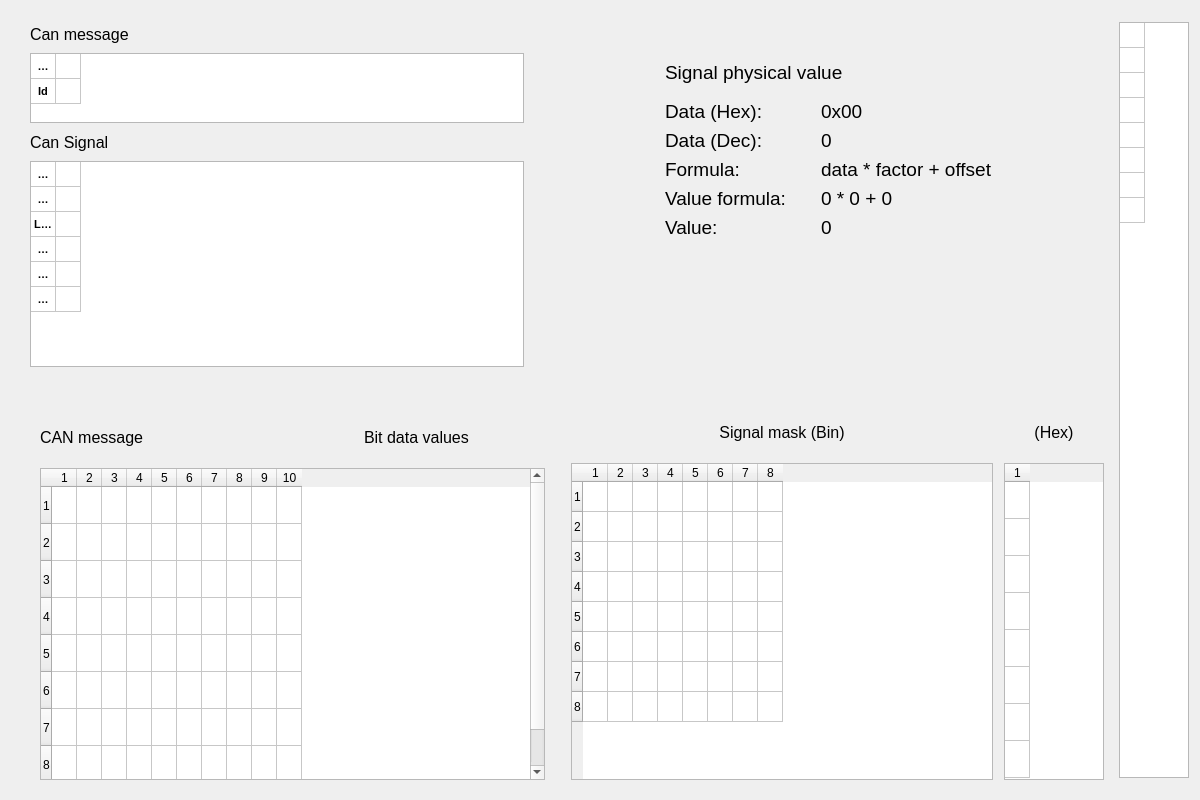
Above: BusConfigUI/CanMessageSimulator.ui from Patryk-97/BusConfig before the change. Below: the same form after it.
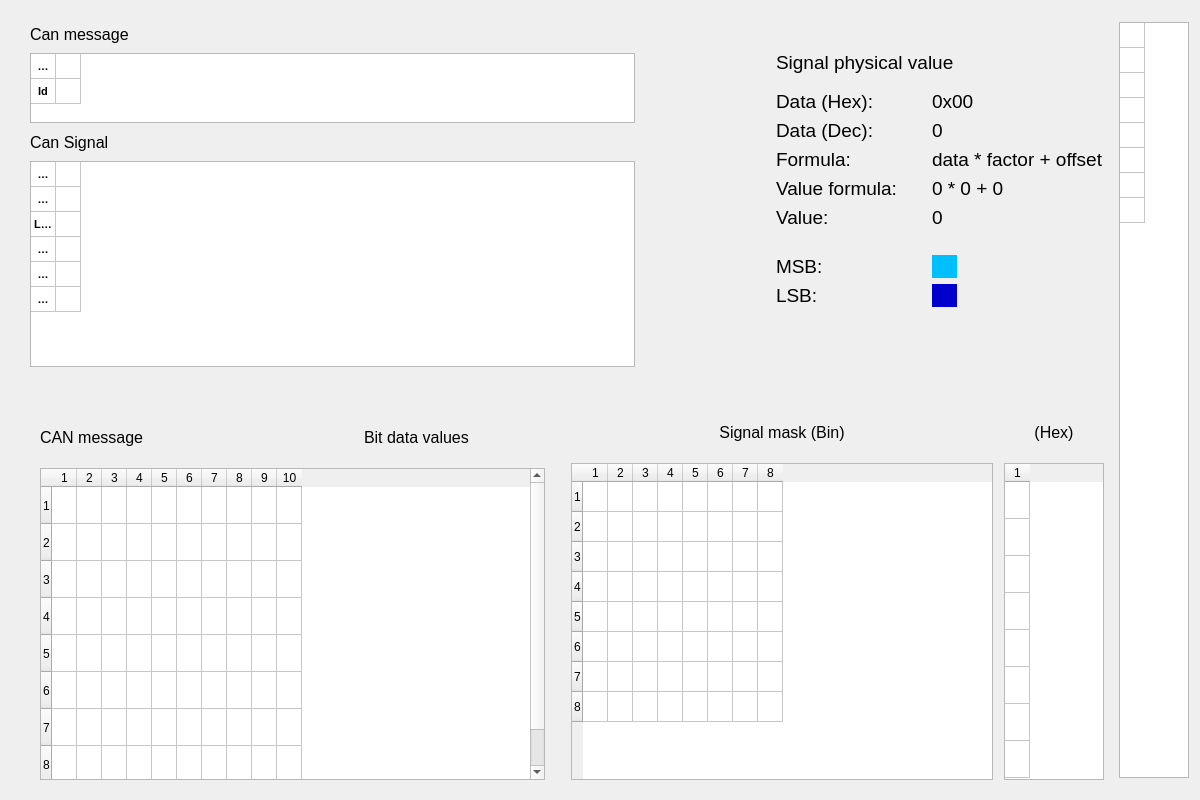
That is the form after the change.

Commit message: Added labels to msb and lsb

Diff of the .ui file:
```diff
--- a/BusConfigUI/CanMessageSimulator.ui
+++ b/BusConfigUI/CanMessageSimulator.ui
@@ -29,7 +29,7 @@
     <number>0</number>
    </property>
    <item row="0" column="0">
-    <layout class="QHBoxLayout" name="horizontalLayout_4" stretch="1,1">
+    <layout class="QHBoxLayout" name="horizontalLayout_4" stretch="1,0">
      <item>
       <layout class="QVBoxLayout" name="verticalLayout" stretch="1,2,1,8">
        <property name="leftMargin">
@@ -386,11 +386,33 @@
          <number>60</number>
         </property>
         <property name="topMargin">
-         <number>50</number>
+         <number>40</number>
         </property>
         <property name="bottomMargin">
-         <number>100</number>
+         <number>20</number>
         </property>
+        <item row="3" column="0" colspan="2">
+         <widget class="QLabel" name="label_12">
+          <property name="font">
+           <font>
+            <pointsize>14</pointsize>
+            <weight>50</weight>
+            <bold>false</bold>
+            <underline>false</underline>
+            <strikeout>false</strikeout>
+           </font>
+          </property>
+          <property name="styleSheet">
+           <string notr="true">QLabel {
+	margin-left: 40px;
+	margin-bottom: 10px;
+}</string>
+          </property>
+          <property name="text">
+           <string>Signal physical value</string>
+          </property>
+         </widget>
+        </item>
         <item row="4" column="0">
          <widget class="QLabel" name="label">
           <property name="font">
@@ -554,25 +576,96 @@
           </property>
          </widget>
         </item>
-        <item row="3" column="0" colspan="2">
-         <widget class="QLabel" name="label_12">
+        <item row="9" column="0">
+         <widget class="QLabel" name="label_15">
+          <property name="text">
+           <string/>
+          </property>
+         </widget>
+        </item>
+        <item row="10" column="0">
+         <widget class="QLabel" name="label_6">
           <property name="font">
            <font>
             <pointsize>14</pointsize>
-            <weight>50</weight>
-            <bold>false</bold>
-            <underline>false</underline>
-            <strikeout>false</strikeout>
            </font>
           </property>
           <property name="styleSheet">
            <string notr="true">QLabel {
 	margin-left: 40px;
-	margin-bottom: 10px;
 }</string>
           </property>
           <property name="text">
-           <string>Signal physical value</string>
+           <string>MSB:</string>
+          </property>
+         </widget>
+        </item>
+        <item row="10" column="1">
+         <widget class="QLabel" name="label_13">
+          <property name="maximumSize">
+           <size>
+            <width>25</width>
+            <height>25</height>
+           </size>
+          </property>
+          <property name="font">
+           <font>
+            <pointsize>14</pointsize>
+           </font>
+          </property>
+          <property name="autoFillBackground">
+           <bool>false</bool>
+          </property>
+          <property name="styleSheet">
+           <string notr="true">QLabel {
+	background: #00BFFF;
+}</string>
+          </property>
+          <property name="text">
+           <string/>
+          </property>
+         </widget>
+        </item>
+        <item row="11" column="0">
+         <widget class="QLabel" name="label_11">
+          <property name="font">
+           <font>
+            <pointsize>14</pointsize>
+           </font>
+          </property>
+          <property name="styleSheet">
+           <string notr="true">QLabel {
+	margin-left: 40px;
+}</string>
+          </property>
+          <property name="text">
+           <string>LSB:</string>
+          </property>
+         </widget>
+        </item>
+        <item row="11" column="1">
+         <widget class="QLabel" name="label_14">
+          <property name="maximumSize">
+           <size>
+            <width>25</width>
+            <height>25</height>
+           </size>
+          </property>
+          <property name="font">
+           <font>
+            <pointsize>14</pointsize>
+           </font>
+          </property>
+          <property name="autoFillBackground">
+           <bool>false</bool>
+          </property>
+          <property name="styleSheet">
+           <string notr="true">QLabel {
+	background: #0000CD;
+}</string>
+          </property>
+          <property name="text">
+           <string/>
           </property>
          </widget>
         </item>
```
